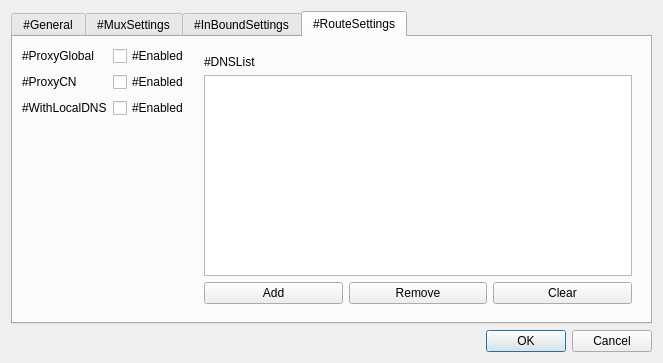
Qt form src/w_PrefrencesWindow.ui (darsvador/qvssr) before a commit.
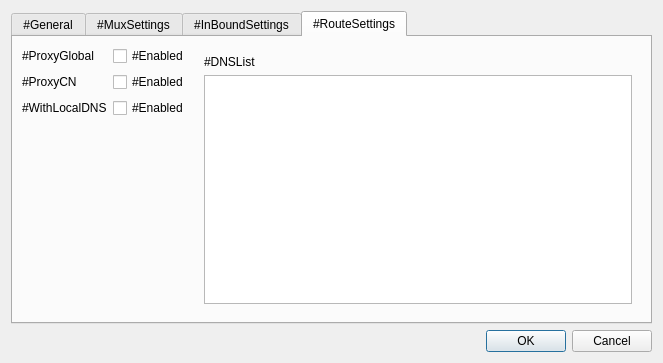
The same form after that commit. The open tabs and pages were chosen to show the change.

What changed in the file:
```diff
--- a/src/w_PrefrencesWindow.ui
+++ b/src/w_PrefrencesWindow.ui
@@ -406,32 +406,7 @@
            </widget>
           </item>
           <item>
-           <widget class="QListWidget" name="DNSListListBox"/>
-          </item>
-          <item>
-           <layout class="QHBoxLayout" name="horizontalLayout">
-            <item>
-             <widget class="QPushButton" name="addDNStoListBtn">
-              <property name="text">
-               <string>Add</string>
-              </property>
-             </widget>
-            </item>
-            <item>
-             <widget class="QPushButton" name="removeDNSinListBtn">
-              <property name="text">
-               <string>Remove</string>
-              </property>
-             </widget>
-            </item>
-            <item>
-             <widget class="QPushButton" name="chearDNSListBtn">
-              <property name="text">
-               <string>Clear</string>
-              </property>
-             </widget>
-            </item>
-           </layout>
+           <widget class="QPlainTextEdit" name="DNSListTxt"/>
           </item>
          </layout>
         </widget>
```
Left out of the diff: 60 changed lines with no effect on the pictures.
